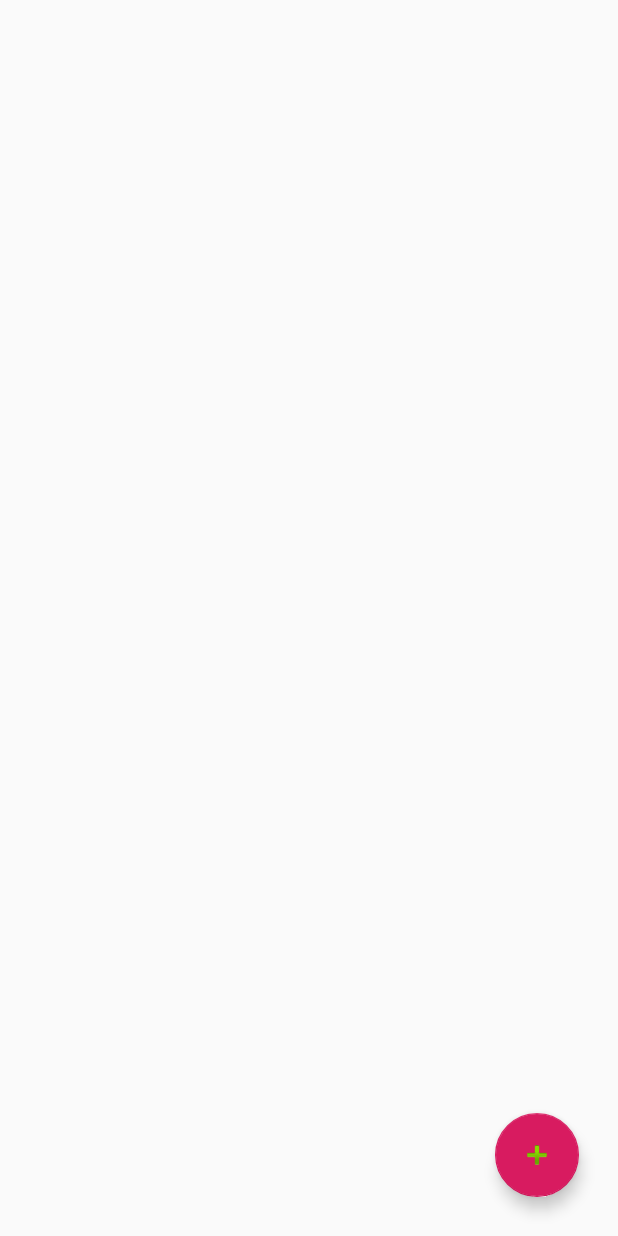
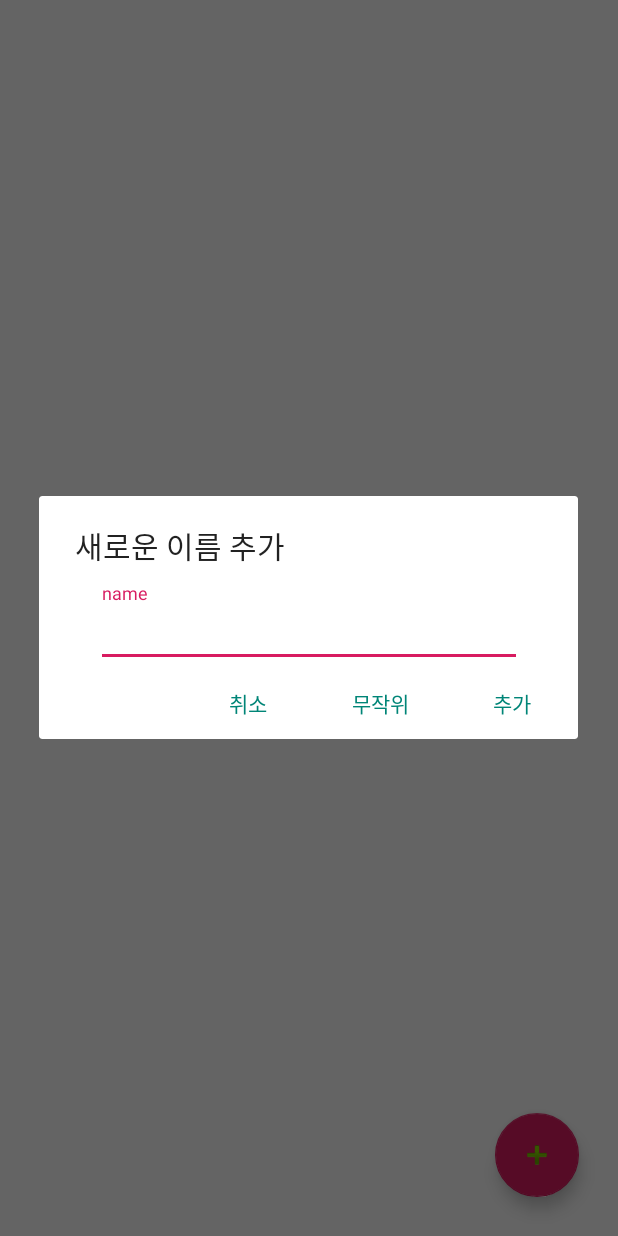
Before and after one commit to eungikim/FirestoreCRUDtest, an Android app: the screen it shows after launch (MainActivity), after a tap on an icon or button, on a phone screen of 412 x 824 dp. Run offline under Robolectric (Android 15) with nearby library versions, the phone set to English and light mode, and no system bars; our stand-ins replace ButterKnife, Firebase (no records; nobody signed in at launch, a user with empty details on screens opened directly).

Commit message:
feat: add data control dialog

```diff
--- /dev/null
+++ b/app/src/main/java/kr/eungi/firestorecrudtest/ControlDataDialog.java
@@ -0,0 +1,88 @@
+package kr.eungi.firestorecrudtest;
+
+import android.app.AlertDialog;
+import android.app.Dialog;
+import android.content.Context;
+import android.graphics.Color;
+import android.os.Bundle;
+import android.view.LayoutInflater;
+import android.view.View;
+import android.widget.Button;
+import android.widget.EditText;
+
+import androidx.annotation.NonNull;
+import androidx.annotation.Nullable;
+import androidx.fragment.app.DialogFragment;
+
+/**
+ * flag : 0은 추가, 1은 수정
+ */
+public class ControlDataDialog extends DialogFragment {
+    static final String TAG = ControlDataDialog.class.getSimpleName();
+
+    private int flag = 0;
+    private MainActivity.DialogClickListener mOnClickListener;
+    private EditText mNameInputEditText;
+    private Button mFistButton;
+    private Button mSecondButton;
+    private Button mCancelButton;
+
+    ControlDataDialog(int flag) {
+        this.flag = flag;
+    }
+
+    @NonNull
+    @Override
+    public Dialog onCreateDialog(@Nullable Bundle savedInstanceState) {
+        Context context = getActivity();
+
+        LayoutInflater inflater = LayoutInflater.from(context);
+        final View dialogView = inflater.inflate(R.layout.dialog_control_data, null);
+        AlertDialog.Builder builder = new AlertDialog.Builder(context);
+
+
+        mNameInputEditText = dialogView.findViewById(R.id.dialog_control_data_edit_text);
+        mFistButton = dialogView.findViewById(R.id.dialog_control_data_first_button);
+        mSecondButton = dialogView.findViewById(R.id.dialog_control_data_second_button);
+        mCancelButton = dialogView.findViewById(R.id.dialog_control_data_cancel_button);
+
+        if (flag == 0) {
+            builder.setTitle("새로운 이름 추가");
+            mFistButton.setText("추가");
+            mFistButton.setOnClickListener(v -> {
+                mOnClickListener.onAddClickListener(getName());
+                dismiss();
+            });
+            mSecondButton.setText("무작위");
+            mSecondButton.setOnClickListener(v -> {
+                mOnClickListener.onAddRandomClickListener();
+                dismiss();
+            });
+        } else if (flag == 1) {
+            builder.setTitle("이름 수정");
+            mFistButton.setText("수정");
+            mFistButton.setOnClickListener(v -> {
+                mOnClickListener.onUpdateClickListener(getName());
+                dismiss();
+            });
+            mSecondButton.setText("삭제");
+            mSecondButton.setTextColor(Color.red(170));
+            mSecondButton.setOnClickListener(v -> {
+                mOnClickListener.onDeleteClickListener();
+                dismiss();
+            });
+        }
+        mCancelButton.setOnClickListener(v -> dismiss());
+
+        builder.setView(dialogView);
+        return builder.create();
+    }
+
+    void setClickListener(MainActivity.DialogClickListener listener) {
+        mOnClickListener = listener;
+    }
+
+    private String getName() {
+        return mNameInputEditText.getText().toString();
+    }
+}
--- a/app/src/main/java/kr/eungi/firestorecrudtest/MainActivity.java
+++ b/app/src/main/java/kr/eungi/firestorecrudtest/MainActivity.java
@@ -61,12 +61,41 @@ public class MainActivity extends AppCompatActivity {
         mAddNewButton.setOnClickListener(new View.OnClickListener() {
             @Override
             public void onClick(View v) {
-//                writeFirestoreData();
+                ControlDataDialog dialog = new ControlDataDialog(0);
+                dialog.setClickListener(new DialogClickListener() {
+                    @Override
+                    public void onAddClickListener(String name) {
+                        Toast.makeText(MainActivity.this, "name", Toast.LENGTH_SHORT).show();
+                    }
+
+                    @Override
+                    public void onAddRandomClickListener() {
+
+                    }
+
+                    @Override
+                    public void onUpdateClickListener(String name) {
+
+                    }
+
+                    @Override
+                    public void onDeleteClickListener() {
+
+                    }
+                });
+                dialog.show(getSupportFragmentManager(), ControlDataDialog.TAG);
             }
         });
 
         readFirestoreData();
 
+    }
+
+    interface DialogClickListener {
+        void onAddClickListener(String name);
+        void onAddRandomClickListener();
+        void onUpdateClickListener(String name);
+        void onDeleteClickListener();
     }
 
     private void updateList() {
--- /dev/null
+++ b/app/src/main/res/layout/dialog_control_data.xml
@@ -0,0 +1,62 @@
+<?xml version="1.0" encoding="utf-8"?>
+<androidx.constraintlayout.widget.ConstraintLayout
+    xmlns:android="http://schemas.android.com/apk/res/android"
+    xmlns:tools="http://schemas.android.com/tools"
+    xmlns:app="http://schemas.android.com/apk/res-auto"
+    android:layout_width="wrap_content"
+    android:layout_height="wrap_content"
+    >
+
+    <com.google.android.material.textfield.TextInputLayout
+        android:id="@+id/dialog_control_data_text_input_layout"
+        android:layout_width="284dp"
+        android:layout_height="wrap_content"
+        android:layout_margin="10dp"
+        app:layout_constraintStart_toStartOf="parent"
+        app:layout_constraintEnd_toEndOf="parent"
+        app:layout_constraintTop_toTopOf="parent"
+        >
+
+        <com.google.android.material.textfield.TextInputEditText
+            android:id="@+id/dialog_control_data_edit_text"
+            android:layout_width="match_parent"
+            android:layout_height="wrap_content"
+            android:hint="name" />
+    </com.google.android.material.textfield.TextInputLayout>
+
+
+    <Button
+        android:id="@+id/dialog_control_data_first_button"
+        android:layout_width="wrap_content"
+        android:layout_height="wrap_content"
+        tools:text="추가"
+        app:layout_constraintTop_toBottomOf="@+id/dialog_control_data_text_input_layout"
+        app:layout_constraintBottom_toBottomOf="parent"
+        app:layout_constraintEnd_toEndOf="parent"
+        android:theme="@style/FlatButton"
+        />
+
+    <Button
+        android:id="@+id/dialog_control_data_second_button"
+        android:layout_width="wrap_content"
+        android:layout_height="wrap_content"
+        tools:text="무작위"
+        app:layout_constraintTop_toBottomOf="@+id/dialog_control_data_text_input_layout"
+        app:layout_constraintBottom_toBottomOf="parent"
+        app:layout_constraintEnd_toStartOf="@+id/dialog_control_data_first_button"
+        android:theme="@style/FlatButton"
+        />
+
+    <Button
+        android:id="@+id/dialog_control_data_cancel_button"
+        android:layout_width="wrap_content"
+        android:layout_height="wrap_content"
+        android:text="취소"
+        app:layout_constraintTop_toBottomOf="@+id/dialog_control_data_text_input_layout"
+        app:layout_constraintBottom_toBottomOf="parent"
+        app:layout_constraintEnd_toStartOf="@+id/dialog_control_data_second_button"
+        android:theme="@style/FlatButton"
+        />
+
+
+</androidx.constraintlayout.widget.ConstraintLayout>
--- a/app/src/main/res/values/styles.xml
+++ b/app/src/main/res/values/styles.xml
@@ -10,4 +10,10 @@
         <item name="windowNoTitle">true</item>
     </style>
 
+    <style name="FlatButton" parent="Theme.AppCompat.Light">
+        <item name="android:buttonStyle">@style/Widget.AppCompat.Button.Borderless.Colored</item>
+        <item name="colorControlHighlight">@color/colorAccent</item>
+        <item name="colorAccent">@color/colorPrimary</item>
+    </style>
+
 </resources>
```
